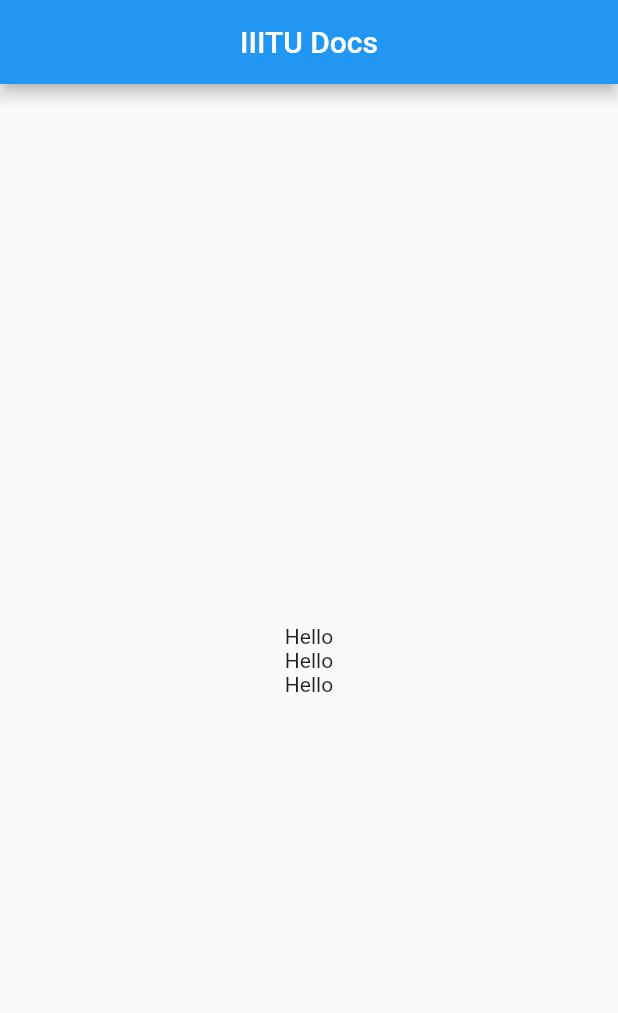
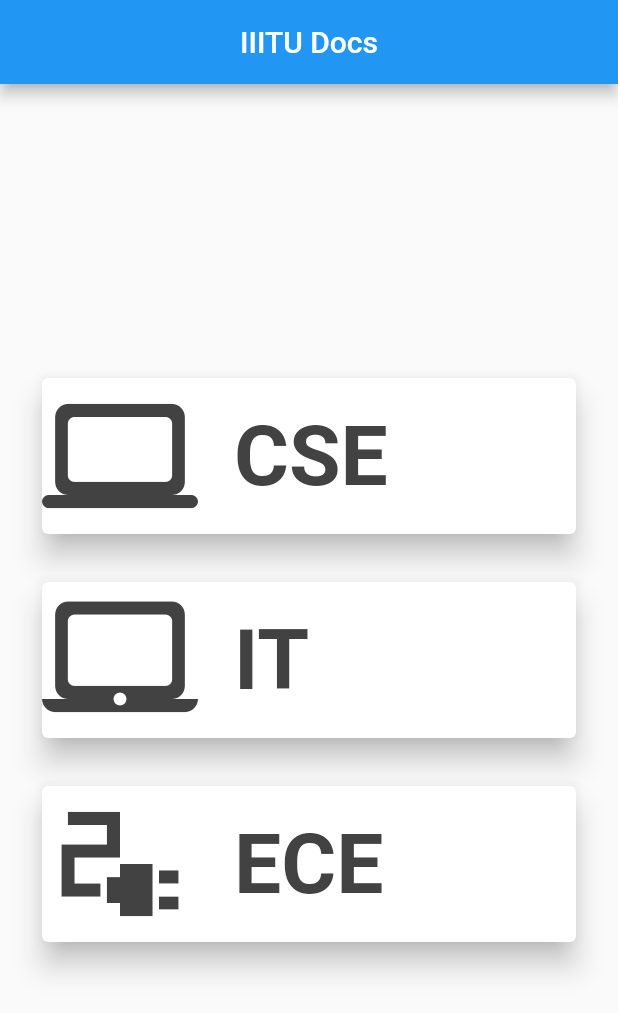
Before and after one commit to DevangSharma/iiitu_docs, a Flutter app: the screen it shows after launch, on a phone screen of 412 x 824 dp. Shown: the top 1013 px of the screen. Run offline on Flutter 3.47's test engine with Material 2 defaults, Android fonts, the light colour scheme and no system bars.

Commit message:
subjectTile

```diff
--- a/lib/main.dart
+++ b/lib/main.dart
@@ -1,4 +1,5 @@
 import 'package:flutter/material.dart';
+import 'package:iiitu_docs/subjectTile.dart';
 
 void main() => runApp(MyApp());
 
@@ -23,9 +24,9 @@ class _MyAppState extends State<MyApp> {
             crossAxisAlignment: CrossAxisAlignment.center,
             mainAxisAlignment: MainAxisAlignment.center,
             children: [
-              Text("Hello"),
-              Text("Hello"),
-              Text("Hello"),
+              SubjectTile(Icons.computer_rounded, "CSE"),
+              SubjectTile(Icons.laptop_mac_rounded, "IT"),
+              SubjectTile(Icons.electrical_services_sharp, "ECE")
             ],
           ),
         ),
--- a/lib/subjectTile.dart
+++ b/lib/subjectTile.dart
@@ -0,0 +1,39 @@
+import 'package:flutter/material.dart';
+
+class SubjectTile extends StatelessWidget {
+  IconData icon;
+  String title;
+
+  SubjectTile(this.icon, this.title);
+
+  @override
+  Widget build(BuildContext context) {
+    var size = MediaQuery.of(context).size;
+
+    return Padding(
+      padding: const EdgeInsets.symmetric(horizontal: 24, vertical: 12),
+      child: Card(
+        elevation: 8,
+        child: Row(
+          children: [
+            Icon(
+              icon,
+              size: 104,
+              color: Colors.grey[800],
+            ),
+            Container(
+              width: 24,
+            ),
+            Text(
+              title,
+              style: TextStyle(
+                  fontWeight: FontWeight.bold,
+                  fontSize: 56,
+                  color: Colors.grey[800]),
+            )
+          ],
+        ),
+      ),
+    );
+  }
+}
```
